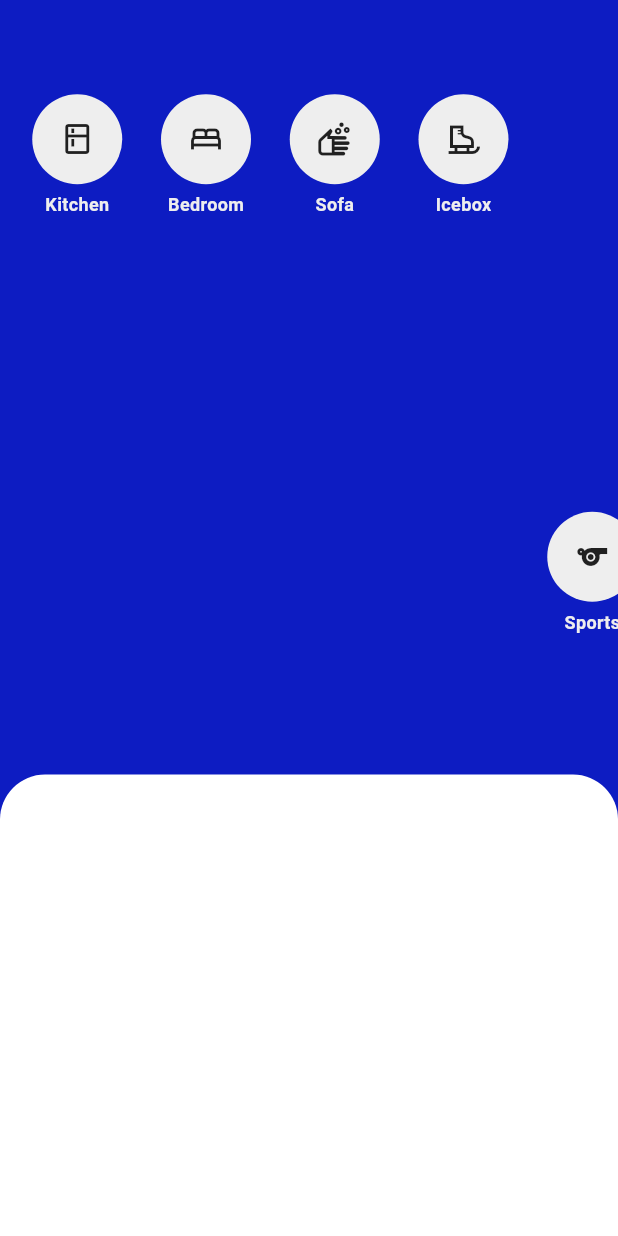
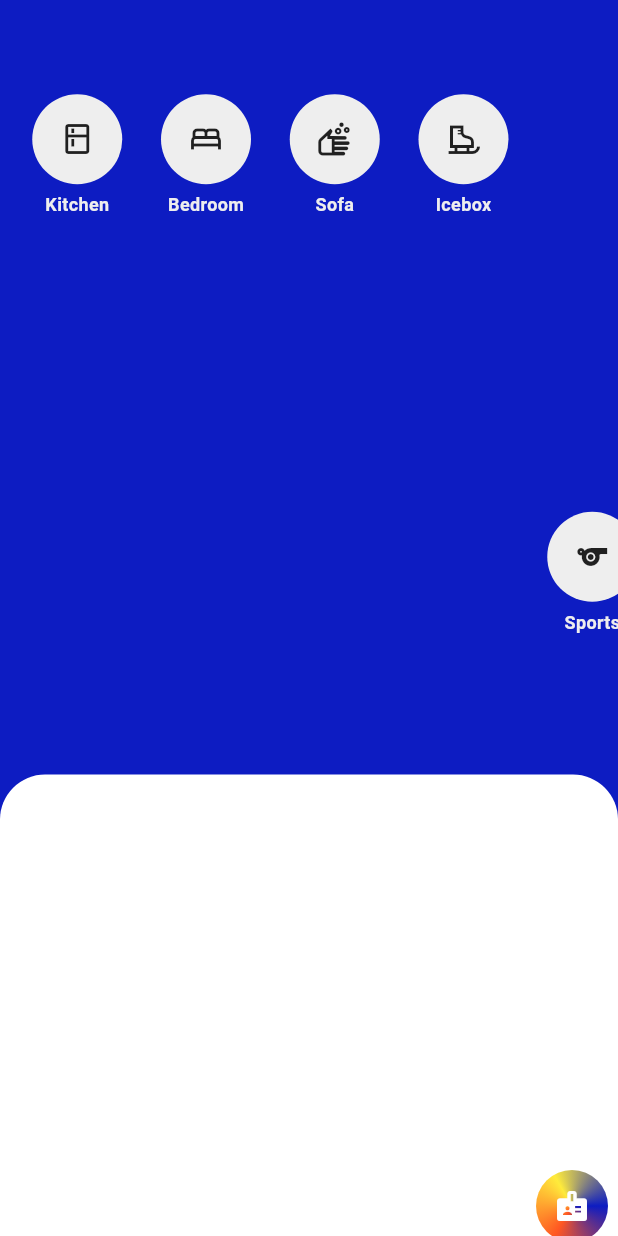
Before and after one commit to jbjason/ui_challenge_02, a Flutter app: the screen it shows after launch, after a tap on "Kitchen", on a phone screen of 412 x 824 dp. Run offline on Flutter 3.47's test engine with Material 3 defaults, Android fonts, the phone set to English and light mode, and no system bars.

Commit message:
Update cart_screen.dart

```diff
--- a/lib/screens/cart_screen.dart
+++ b/lib/screens/cart_screen.dart
@@ -1,5 +1,6 @@
 import 'package:flutter/material.dart';
 import 'package:ui_challenge_02/constant/media_extension.dart';
+import 'package:ui_challenge_02/constant/my_color.dart';
 import 'package:ui_challenge_02/constant/my_constant.dart';
 import 'package:ui_challenge_02/widgets/cart_widgets/cart_blue_box.dart';
 
@@ -67,6 +68,26 @@ class _CartScreenState extends State<CartScreen>
           _getWhiteCard
         ],
       ),
+      floatingActionButton: Transform(
+        alignment: Alignment.center,
+        transform: Matrix4.identity()
+          ..translate(20 * _whiteCardAnim.value,20),
+        child: Container(
+          padding: EdgeInsets.all(12),
+          decoration: BoxDecoration(
+            shape: BoxShape.circle,
+            gradient: SweepGradient(
+              colors: [
+                MyColor.primaryColor,
+                Colors.deepOrange,
+                Colors.yellow,
+                MyColor.primaryColor,
+              ],
+            ),
+          ),
+          child: Icon(Icons.badge, color: Colors.white),
+        ),
+      ),
     );
   }
 
@@ -80,10 +101,8 @@ class _CartScreenState extends State<CartScreen>
             color: Colors.white,
             borderRadius: BorderRadius.vertical(top: Radius.circular(30)),
           ),
-          child:  Column(
-            children: [
-
-            ],
+          child: Column(
+            children: [],
           ),
         ),
       );
```
